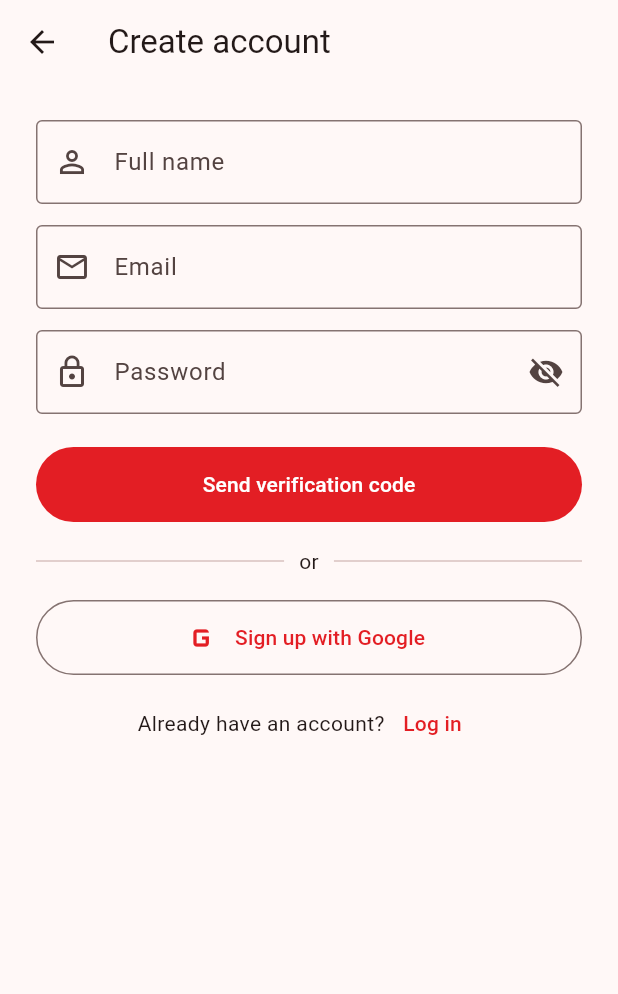
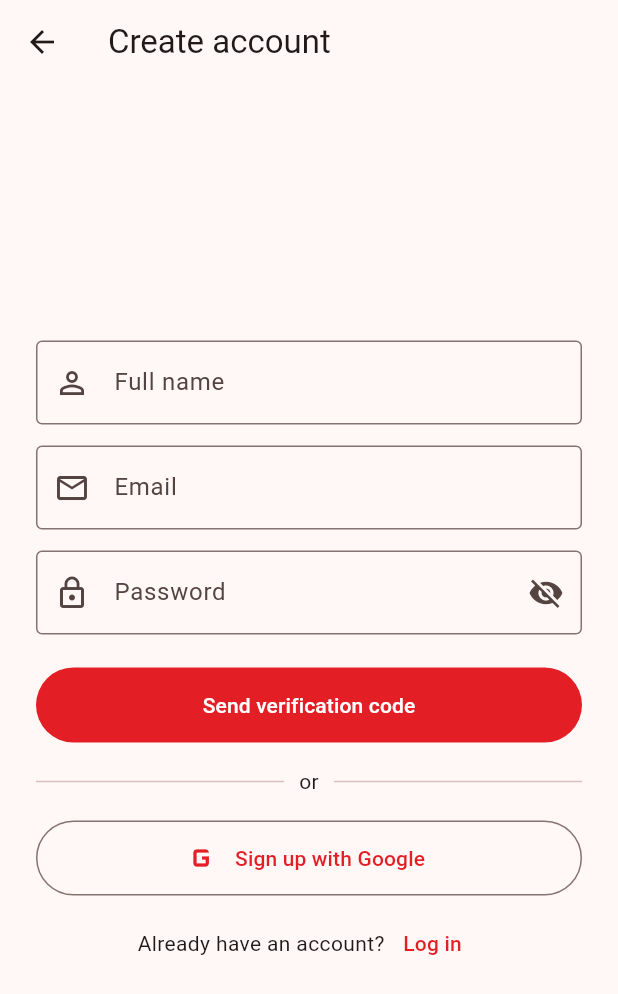
Before and after one commit to Fitbox-41/FitBox-App, a Flutter app: the screen it shows after launch, after a tap on "Log in", after a tap on "Sign up", on a phone screen of 412 x 824 dp. Shown: the top 994 px of the screen. Run offline on Flutter 3.47's test engine with Material 3 defaults, Android fonts, the phone set to English and light mode, and no system bars; our stand-ins replace dio, flutter_riverpod, flutter_secure_storage, go_router, google_sign_in; missing offline and left inert: google_sign_in_web.

Commit message:
Make all auth pages responsive (centered, width-capped)
Add a shared ResponsiveFormBody and apply it to sign-up, reset-password and
change-password so they center and cap width on PC/web like the login page,
while staying full-width on phones.

```diff
--- a/lib/src/presentation/auth/reset_password_screen.dart
+++ b/lib/src/presentation/auth/reset_password_screen.dart
@@ -3,6 +3,7 @@ import 'package:flutter_riverpod/flutter_riverpod.dart';
 
 import '../../core/theme/app_theme.dart';
 import '../../services/api_client.dart';
+import '../widgets/responsive_form_body.dart';
 import 'auth_controller.dart';
 
 class ResetPasswordScreen extends ConsumerStatefulWidget {
@@ -83,8 +84,7 @@ class _ResetPasswordScreenState extends ConsumerState<ResetPasswordScreen> {
     return Scaffold(
       appBar: AppBar(title: const Text('Reset password')),
       body: SafeArea(
-        child: SingleChildScrollView(
-          padding: const EdgeInsets.all(24),
+        child: ResponsiveFormBody(
           child: _step == _Step.email ? _emailForm() : _resetForm(),
         ),
       ),
--- a/lib/src/presentation/auth/signup_screen.dart
+++ b/lib/src/presentation/auth/signup_screen.dart
@@ -5,6 +5,7 @@ import 'package:go_router/go_router.dart';
 
 import '../../core/theme/app_theme.dart';
 import '../../services/api_client.dart';
+import '../widgets/responsive_form_body.dart';
 import 'auth_controller.dart';
 import 'google_web_button.dart';
 
@@ -97,8 +98,7 @@ class _SignupScreenState extends ConsumerState<SignupScreen> {
     return Scaffold(
       appBar: AppBar(title: const Text('Create account')),
       body: SafeArea(
-        child: SingleChildScrollView(
-          padding: const EdgeInsets.all(24),
+        child: ResponsiveFormBody(
           child: _step == _Step.details ? _detailsForm() : _verifyForm(),
         ),
       ),
--- a/lib/src/presentation/profile/change_password_screen.dart
+++ b/lib/src/presentation/profile/change_password_screen.dart
@@ -4,6 +4,7 @@ import 'package:go_router/go_router.dart';
 
 import '../../services/api_client.dart';
 import '../auth/auth_controller.dart';
+import '../widgets/responsive_form_body.dart';
 
 class ChangePasswordScreen extends ConsumerStatefulWidget {
   const ChangePasswordScreen({super.key});
@@ -58,8 +59,7 @@ class _ChangePasswordScreenState extends ConsumerState<ChangePasswordScreen> {
     return Scaffold(
       appBar: AppBar(title: const Text('Password')),
       body: SafeArea(
-        child: SingleChildScrollView(
-          padding: const EdgeInsets.all(24),
+        child: ResponsiveFormBody(
           child: Form(
             key: _formKey,
             child: Column(
--- /dev/null
+++ b/lib/src/presentation/widgets/responsive_form_body.dart
@@ -0,0 +1,29 @@
+import 'package:flutter/material.dart';
+
+/// Centres a scrollable form and caps its width, so pages read well on phones
+/// (full width) and don't stretch awkwardly on tablets/PC/web.
+class ResponsiveFormBody extends StatelessWidget {
+  const ResponsiveFormBody({
+    super.key,
+    required this.child,
+    this.maxWidth = 440,
+    this.padding = const EdgeInsets.all(24),
+  });
+
+  final Widget child;
+  final double maxWidth;
+  final EdgeInsets padding;
+
+  @override
+  Widget build(BuildContext context) {
+    return Center(
+      child: SingleChildScrollView(
+        padding: padding,
+        child: ConstrainedBox(
+          constraints: BoxConstraints(maxWidth: maxWidth),
+          child: child,
+        ),
+      ),
+    );
+  }
+}
```
